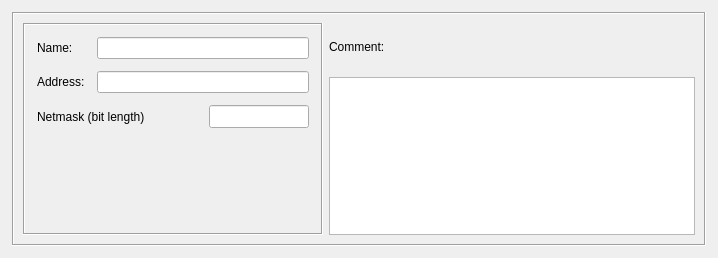
This is src/gui/networkdialogipv6_q.ui in fwbuilder/fwbuilder as Qt 5 draws it before an edit. The edited form follows.
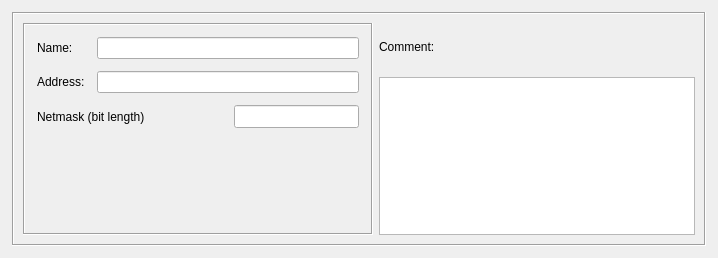
This is the edited form.

Patch:
```diff
--- a/src/gui/networkdialogipv6_q.ui
+++ b/src/gui/networkdialogipv6_q.ui
@@ -53,13 +53,13 @@
         </property>
         <property name="minimumSize" >
          <size>
-          <width>300</width>
+          <width>350</width>
           <height>16</height>
          </size>
         </property>
         <property name="maximumSize" >
          <size>
-          <width>300</width>
+          <width>350</width>
           <height>16777215</height>
          </size>
         </property>
```
Left out of the diff: 1 changed line with no effect on the pictures.
